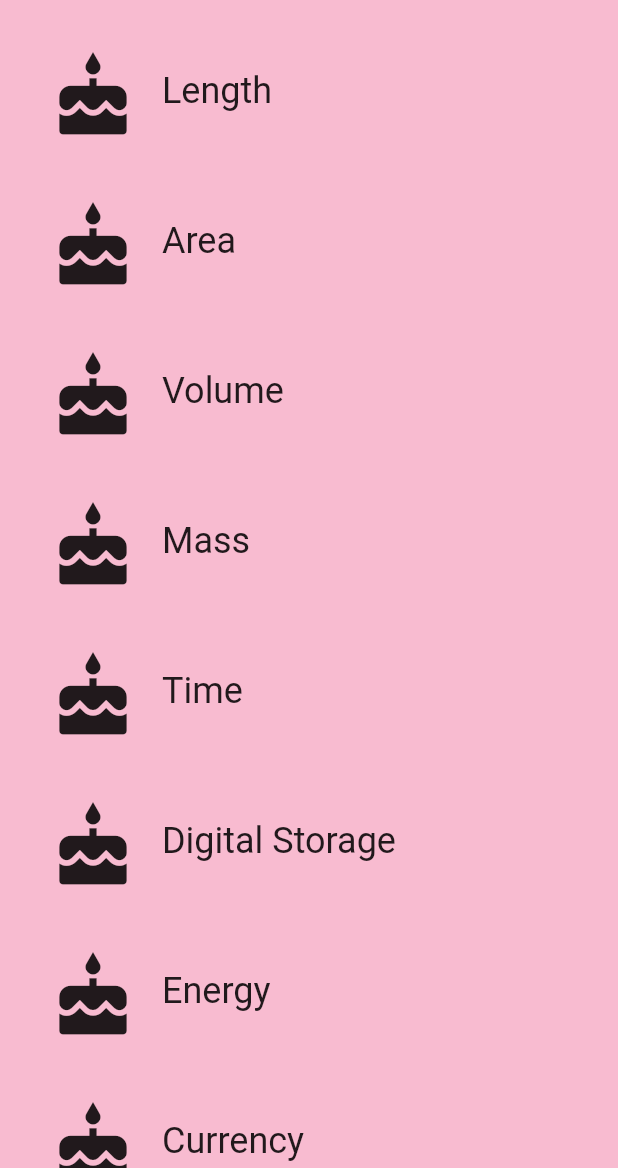
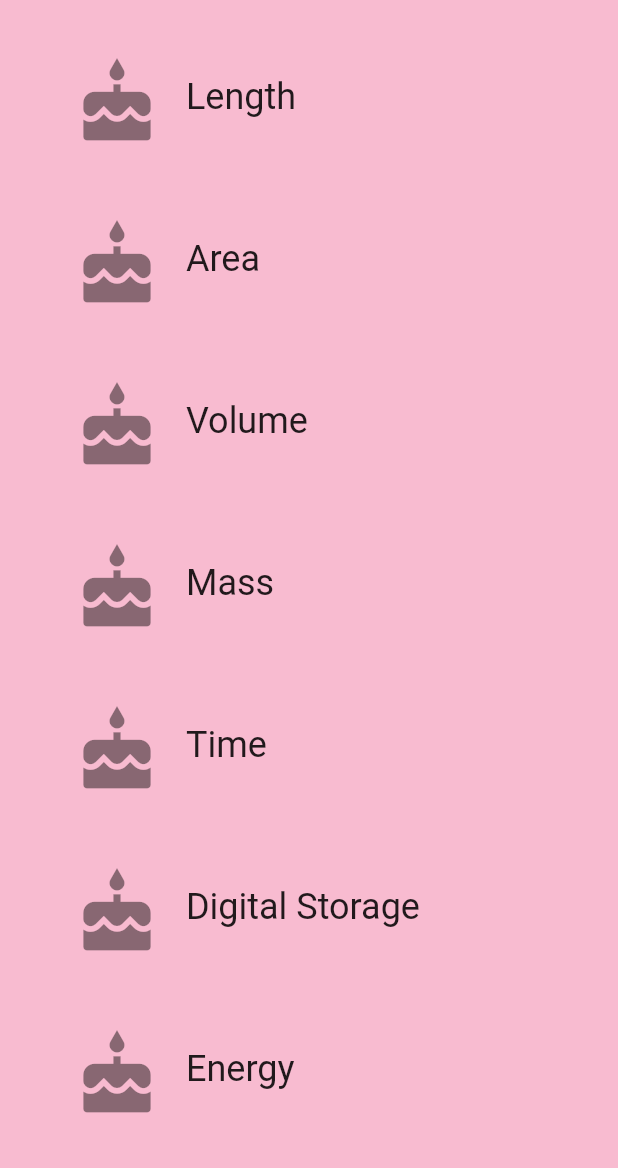
Before and after one commit to karlcode/SplitCity, a Flutter app: the screen it shows after launch, on a phone screen of 412 x 824 dp, the part 68-1236 px from its top. Run offline on Flutter 3.47's test engine with Material 2 defaults, Android fonts, the phone set to English and light mode, and no system bars.

Commit message:
More udacity

```diff
--- a/lib/components/category.dart
+++ b/lib/components/category.dart
@@ -52,9 +52,7 @@ class Category extends StatelessWidget {
           splashColor: color,
           // We can use either the () => function() or the () { function(); }
           // syntax.
-          onTap: () {
-            Scaffold.of(context).showSnackBar(SnackBar(content: Text('Hi Karl'),));
-          },
+          onTap: () => print("onTap called."),
           child: Padding(
             padding: EdgeInsets.all(8.0),
             child: Row(
--- a/lib/components/category_route.dart
+++ b/lib/components/category_route.dart
@@ -43,9 +43,19 @@ class CategoryRoute extends StatelessWidget {
   /// Makes the correct number of rows for the list view.
   ///
   /// For portrait, we construct a [ListView] from the list of category widgets.
+
   Widget _buildCategoryWidgets(List<Widget> categories) {
+    void onTapped() {
+    print("onTap called.");
+}
     return ListView.builder(
-      itemBuilder: (BuildContext context, int index) => categories[index],
+      itemBuilder: (BuildContext context, int index) {
+        var cats = categories[index];
+        return ListTile(
+          title: categories[index],
+          onTap: () => print("sd called."),
+        );
+        },
       itemCount: categories.length,
     );
   }
```
